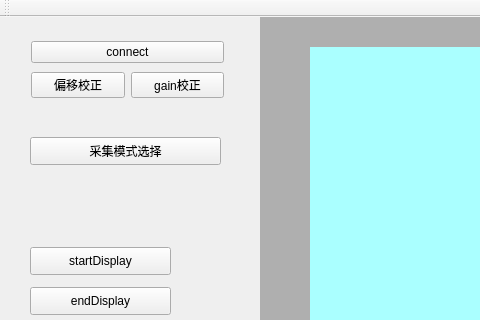
Above: IRay_Test/IrayWidget.ui from c00122611/Iray_detectorProj before the change; both pictures show x 0 to 480 and y 0 to 320 of the 959 by 605 pixel window. Below: the same form after it.
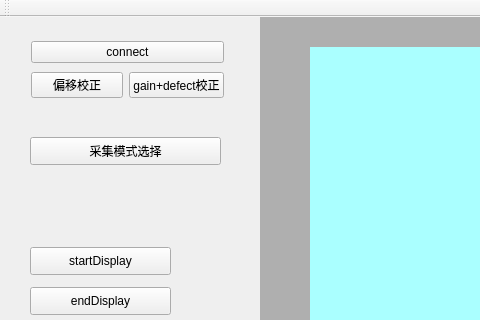
That is the form after the change.

```diff
--- a/IRay_Test/IrayWidget.ui
+++ b/IRay_Test/IrayWidget.ui
@@ -41,7 +41,7 @@
      <item row="1" column="1">
       <widget class="QPushButton" name="gaincalButton">
        <property name="text">
-        <string>gain校正</string>
+        <string>gain+defect校正</string>
        </property>
       </widget>
      </item>
```
Left out of the diff: 2 changed lines with no effect on the pictures.
